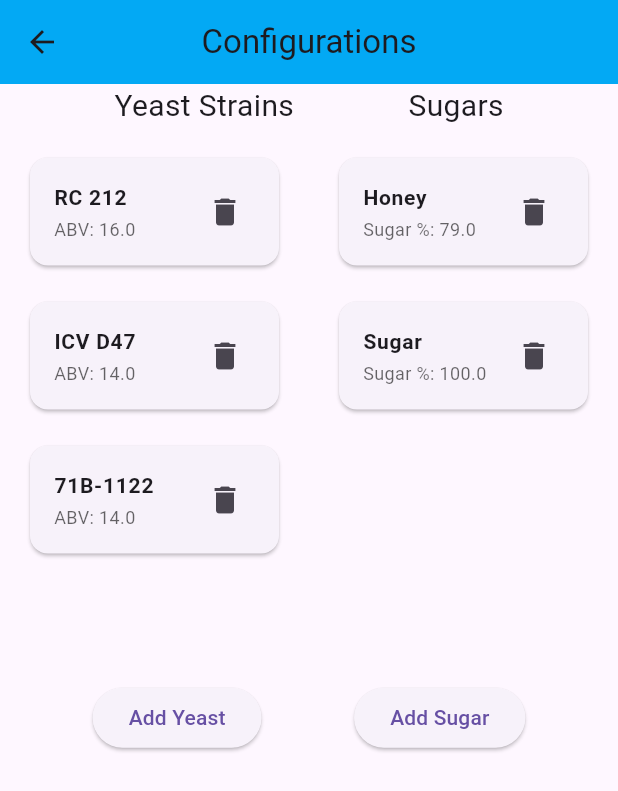
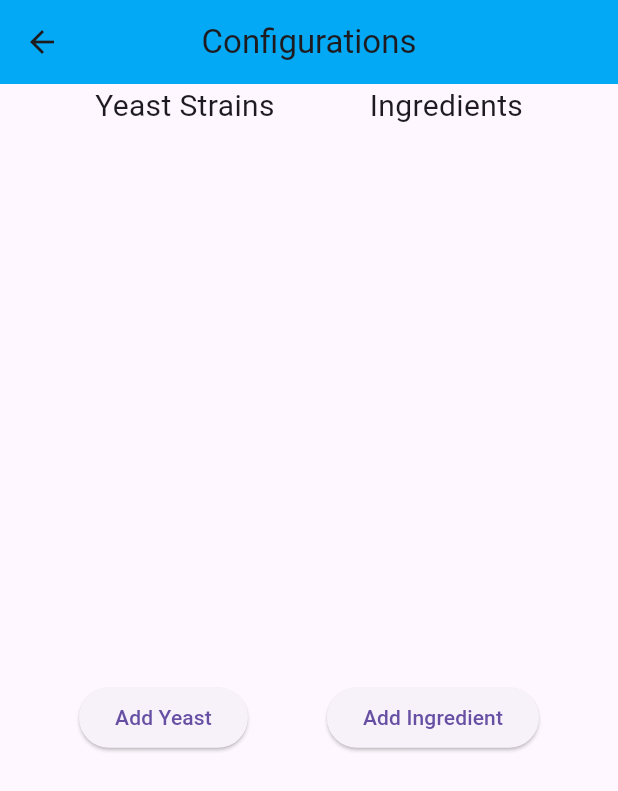
Before and after one commit to Seanm64/FermentationStation, a Flutter app: the Configuration screen opened by its route, on a phone screen of 412 x 824 dp. Shown: the top 791 px of the screen. Run offline on Flutter 3.47's test engine with Material 3 defaults, Android fonts, the phone set to English and light mode, and no system bars; our stand-ins replace hive; accounts and stored records are empty; generated files the repository leaves out were written again.

Commit message:
Renamed Sugar Gravities to Ingredients (Duh...)

```diff
--- a/lib/cards/ingredients_card.dart
+++ b/lib/cards/ingredients_card.dart
@@ -2,7 +2,7 @@ import 'package:flutter/material.dart';
 
 enum CardType {
   eYeastCard,
-  eSugarGravityCard
+  eIngredientCard
 }
 
 class IngredientsCard extends StatelessWidget {
--- /dev/null
+++ b/lib/config_lists/ingredient_consumer_list.dart
@@ -0,0 +1,30 @@
+import 'package:flutter/material.dart';
+import 'package:fermentation_station/models/ingredient_provider.dart';
+import 'package:fermentation_station/cards/ingredients_card.dart';
+import 'package:provider/provider.dart';
+
+class IngredientsConsumerList extends StatelessWidget {
+  const IngredientsConsumerList({super.key, required this.deleteFunction});
+
+  final Function(String key) deleteFunction;
+
+  @override
+  Widget build(BuildContext context) {
+    return Consumer<IngredientProvider>(
+        builder: (context, ingredient, child) {
+          return ListView.builder(
+              itemCount: ingredient.user_ingredients.length,
+              itemBuilder: (BuildContext context, index) {
+                return IngredientsCard(
+                  ingredient_name: ingredient.user_ingredients[index].ingredient_name,
+                  description: '',
+                  data_value: ingredient.user_ingredients[index].sugars_content_percent,
+                  card_type: CardType.eIngredientCard,
+                  deleteFunction: deleteFunction,
+                );
+              }
+          );
+        }
+    );
+  }
+}
--- a/lib/config_lists/sugar_gravity_consumer_list.dart
+++ /dev/null
@@ -1,30 +0,0 @@
-import 'package:flutter/material.dart';
-import 'package:fermentation_station/models/add_sugar.dart';
-import 'package:fermentation_station/cards/ingredients_card.dart';
-import 'package:provider/provider.dart';
-
-class SugarConsumerList extends StatelessWidget {
-  const SugarConsumerList({super.key, required this.deleteFunction});
-
-  final Function(String key) deleteFunction;
-
-  @override
-  Widget build(BuildContext context) {
-    return Consumer<SugarGravityProvider>(
-        builder: (context, sugar, child) {
-          return ListView.builder(
-              itemCount: sugar.user_sugar_gravities.length,
-              itemBuilder: (BuildContext context, index) {
-                return IngredientsCard(
-                  ingredient_name: sugar.user_sugar_gravities[index].sugar_name,
-                  description: '',
-                  data_value: sugar.user_sugar_gravities[index].sugars_content_percent,
-                  card_type: CardType.eSugarGravityCard,
-                  deleteFunction: deleteFunction,
-                );
-              }
-          );
-        }
-    );
-  }
-}
--- a/lib/config_lists/yeast_consumer_list.dart
+++ b/lib/config_lists/yeast_consumer_list.dart
@@ -1,6 +1,6 @@
 import 'package:flutter/material.dart';
 import 'package:provider/provider.dart';
-import 'package:fermentation_station/models/add_yeast.dart';
+import 'package:fermentation_station/models/yeast_provider.dart';
 import 'package:fermentation_station/cards/ingredients_card.dart';
 
 class YeastConsumerList extends StatelessWidget {
--- a/lib/definitions/hive_boxes.dart
+++ b/lib/definitions/hive_boxes.dart
@@ -2,5 +2,5 @@
   // Hive Box discovery!!!
 
 final String kUserCreatedYeastBox = "user_yeast_box"; // DO NOT MODIFY
-final String kUserCreatedSugarGravitiesBox = "user_sugar_gravity_box"; // DO NOT MODIFY
+final String kUserCreatedIngredientsBox = "user_ingredients_box"; // DO NOT MODIFY
 // final String kUserBrewBox = "user_brew_box"; // DO NOT MODIFY
--- a/lib/dialog_boxes/add_sugar_dialog_box.dart
+++ b/lib/dialog_boxes/add_ingredient_box.dart
@@ -2,31 +2,31 @@ import 'package:fermentation_station/definitions/hive_boxes.dart';
 import 'package:flutter/material.dart';
 import 'package:provider/provider.dart';
 import 'package:hive/hive.dart';
-import 'package:fermentation_station/models/add_sugar.dart';
-import 'package:fermentation_station/models/sugar_model.dart';
+import 'package:fermentation_station/models/ingredient_provider.dart';
+import 'package:fermentation_station/models/ingredient_model.dart';
 
-class AddSugarDialogBox extends StatefulWidget {
-  AddSugarDialogBox({super.key});
+class AddIngredientDialogBox extends StatefulWidget {
+  AddIngredientDialogBox({super.key});
 
   @override
-  State<AddSugarDialogBox> createState() => _AddSugarDialogBoxState();
+  State<AddIngredientDialogBox> createState() => _AddIngredientDialogBoxState();
 }
 
-class _AddSugarDialogBoxState extends State<AddSugarDialogBox> {
-  Box? _sugarBox;
+class _AddIngredientDialogBoxState extends State<AddIngredientDialogBox> {
+  Box? _ingredientsBox;
 
-  final _sugar_form_controller = GlobalKey<FormState>();
+  final _ingredients_form_controller = GlobalKey<FormState>();
 
-  SugarGravity create_a_sugar = SugarGravity(sugar_name: '',
+  Ingredient create_an_ingredient = Ingredient(ingredient_name: '',
     sugars_content_percent: 0.0);
 
   @override
   void initState() {
     super.initState();
 
-    Hive.openBox(kUserCreatedSugarGravitiesBox).then((_box) {
+    Hive.openBox(kUserCreatedIngredientsBox).then((_box) {
       setState(() {
-        _sugarBox = _box;
+        _ingredientsBox = _box;
       });
     });
   }
@@ -35,16 +35,16 @@ class _AddSugarDialogBoxState extends State<AddSugarDialogBox> {
   Widget build(BuildContext context) {
     return AlertDialog(
       backgroundColor: Colors.blueGrey,
-      title: Text('Create Your Own Yeast'),
+      title: Text('Create Your Own Ingredient'),
       content: SingleChildScrollView(
           child: Form(
-            key: _sugar_form_controller,
+            key: _ingredients_form_controller,
             child: Column(
               children: [
                 TextFormField(
                   maxLength: 30,
                   onSaved: (value) {
-                    create_a_sugar.sugar_name = value!;
+                    create_an_ingredient.ingredient_name = value!;
                   },
                   validator: (value) {
                     if(value == null ||
@@ -53,7 +53,7 @@ class _AddSugarDialogBoxState extends State<AddSugarDialogBox> {
                     return null;
                   },
                   decoration: const InputDecoration(
-                    label: Text('Enter Sugar Name'),
+                    label: Text('Enter Ingredient Name'),
                   ),
                 ),
                 TextFormField(
@@ -76,7 +76,7 @@ class _AddSugarDialogBoxState extends State<AddSugarDialogBox> {
                     return null;
                   },
                   onSaved: (value) {
-                    create_a_sugar.sugars_content_percent = double.parse(value!);
+                    create_an_ingredient.sugars_content_percent = double.parse(value!);
                   },
                   decoration: const InputDecoration(
                       label: Text('Enter Sugar Content %')
@@ -85,19 +85,19 @@ class _AddSugarDialogBoxState extends State<AddSugarDialogBox> {
                 const SizedBox(height: 20),
                 FilledButton(
                   onPressed: () {
-                    if (_sugar_form_controller.currentState!.validate())
+                    if (_ingredients_form_controller.currentState!.validate())
                     {
-                      _sugar_form_controller.currentState!.save();
-                      context.read<SugarGravityProvider>().addSugarGravity(create_a_sugar);
+                      _ingredients_form_controller.currentState!.save();
+                      context.read<IngredientProvider>().addIngredient(create_an_ingredient);
 
-                      _sugarBox!.put(create_a_sugar.sugar_name,
-                          create_a_sugar);
+                      _ingredientsBox!.put(create_an_ingredient.ingredient_name,
+                          create_an_ingredient);
 
-                      _sugar_form_controller.currentState!.reset();
+                      _ingredients_form_controller.currentState!.reset();
                       Navigator.pop(context);
                     }
                   },
-                  child: const Text('Create Yeast'),
+                  child: const Text('Create Ingredient'),
 
                 ),
               ],
--- a/lib/dialog_boxes/add_yeast_dialog_box.dart
+++ b/lib/dialog_boxes/add_yeast_dialog_box.dart
@@ -2,7 +2,7 @@ import 'package:flutter/material.dart';
 import 'package:hive/hive.dart';
 import 'package:fermentation_station/definitions/hive_boxes.dart';
 import 'package:provider/provider.dart';
-import 'package:fermentation_station/models/add_yeast.dart';
+import 'package:fermentation_station/models/yeast_provider.dart';
 import 'package:fermentation_station/models/yeast_model.dart';
 
 class AddYeastDialogBox extends StatefulWidget {
--- a/lib/main.dart
+++ b/lib/main.dart
@@ -1,8 +1,8 @@
 import 'package:flutter/material.dart';
 import 'package:fermentation_station/models/yeast_model.dart';
-import 'package:fermentation_station/models/sugar_model.dart';
-import 'package:fermentation_station/models/add_sugar.dart';
-import 'package:fermentation_station/models/add_yeast.dart';
+import 'package:fermentation_station/models/ingredient_model.dart';
+import 'package:fermentation_station/models/ingredient_provider.dart';
+import 'package:fermentation_station/models/yeast_provider.dart';
 import 'package:provider/provider.dart';
 import 'package:hive/hive.dart';
 import 'package:path_provider/path_provider.dart';
@@ -17,13 +17,13 @@ void main() async {
   // Register the generated adapter
   Hive.init(documentsDir.path);
   Hive.registerAdapter<Yeast>(YeastAdapter());
-  Hive.registerAdapter<SugarGravity>(SugarGravityAdapter());
+  Hive.registerAdapter<Ingredient>(IngredientAdapter());
 
   runApp(
       MultiProvider(
           providers: [
             ChangeNotifierProvider(create: (context) => YeastProvider()),
-            ChangeNotifierProvider(create: (context) => SugarGravityProvider()),
+            ChangeNotifierProvider(create: (context) => IngredientProvider()),
           ],
           child: MaterialApp(
             debugShowCheckedModeBanner: false,
--- a/lib/models/add_sugar.dart
+++ /dev/null
@@ -1,22 +0,0 @@
-import 'package:fermentation_station/models/sugar_model.dart';
-import 'package:flutter/material.dart';
-import 'package:flutter/cupertino.dart';
-
-class SugarGravityProvider extends ChangeNotifier {
-  List<SugarGravity> _user_defined_sugar_gravities = <SugarGravity>[
-    SugarGravity(sugar_name: 'Honey', sugars_content_percent: 79.0),
-    SugarGravity(sugar_name: 'Sugar', sugars_content_percent: 100.0)
-  ];
-
-  List<SugarGravity> get user_sugar_gravities  => _user_defined_sugar_gravities;
-
-  void addSugarGravity(SugarGravity sugar_gravity) {
-    user_sugar_gravities.add(sugar_gravity);
-    notifyListeners(); // Notifies all listeners
-  }
-
-  void removeSugarGravity(SugarGravity sugar_gravity) {
-    user_sugar_gravities.remove(sugar_gravity);
-    notifyListeners();
-  }
-}
--- /dev/null
+++ b/lib/models/ingredient_model.dart
@@ -0,0 +1,25 @@
+import 'package:hive/hive.dart';
+
+part 'ingredient_model.g.dart';
+
+@HiveType(typeId: 2)
+class Ingredient {
+  Ingredient({ required this.ingredient_name, required this.sugars_content_percent });
+
+  @HiveField(0)
+  String ingredient_name;
+
+  @HiveField(1)
+  double sugars_content_percent;
+}
+
+final List<Ingredient> manual_ingredients_list = <Ingredient> [
+  Ingredient(ingredient_name: 'Water', sugars_content_percent: 0.0),
+  Ingredient(ingredient_name: 'Sugar', sugars_content_percent: 100.0),
+  Ingredient(ingredient_name: 'Honey', sugars_content_percent: 79.6),
+  Ingredient(ingredient_name: 'BlueBerries', sugars_content_percent: 9.8),
+  Ingredient(ingredient_name: 'Apples', sugars_content_percent: 12.4),
+  Ingredient(ingredient_name: 'Apricots', sugars_content_percent: 9.1),
+  Ingredient(ingredient_name: 'Apricots (Dried)', sugars_content_percent: 39.8),
+  Ingredient(ingredient_name: 'Bananas', sugars_content_percent: 15.5),
+];
--- /dev/null
+++ b/lib/models/ingredient_provider.dart
@@ -0,0 +1,20 @@
+import 'package:fermentation_station/models/ingredient_model.dart';
+import 'package:flutter/material.dart';
+import 'package:flutter/cupertino.dart';
+
+class IngredientProvider extends ChangeNotifier {
+  List<Ingredient> _user_defined_ingredients = <Ingredient>[
+  ];
+
+  List<Ingredient> get user_ingredients  => _user_defined_ingredients;
+
+  void addIngredient(Ingredient ingredient) {
+    user_ingredients.add(ingredient);
+    notifyListeners(); // Notifies all listeners
+  }
+
+  void removeIngredient(Ingredient ingredient) {
+    user_ingredients.remove(ingredient);
+    notifyListeners();
+  }
+}
--- a/lib/models/sugar_model.dart
+++ /dev/null
@@ -1,25 +0,0 @@
-import 'package:hive/hive.dart';
-
-part 'sugar_model.g.dart';
-
-@HiveType(typeId: 2)
-class SugarGravity {
-  SugarGravity({ required this.sugar_name, required this.sugars_content_percent });
-
-  @HiveField(0)
-  String sugar_name;
-
-  @HiveField(1)
-  double sugars_content_percent;
-}
-
-final List<SugarGravity> manual_sugar_gravities_list = <SugarGravity> [
-  SugarGravity(sugar_name: 'Water', sugars_content_percent: 0.0),
-  SugarGravity(sugar_name: 'Sugar', sugars_content_percent: 100.0),
-  SugarGravity(sugar_name: 'Honey', sugars_content_percent: 79.6),
-  SugarGravity(sugar_name: 'BlueBerries', sugars_content_percent: 9.8),
-  SugarGravity(sugar_name: 'Apples', sugars_content_percent: 12.4),
-  SugarGravity(sugar_name: 'Apricots', sugars_content_percent: 9.1),
-  SugarGravity(sugar_name: 'Apricots (Dried)', sugars_content_percent: 39.8),
-  SugarGravity(sugar_name: 'Bananas', sugars_content_percent: 15.5),
-];
--- a/lib/models/add_yeast.dart
+++ b/lib/models/yeast_provider.dart
@@ -4,9 +4,6 @@ import 'package:fermentation_station/models/yeast_model.dart';
 
 class YeastProvider extends ChangeNotifier {
   List<Yeast> _user_defined_yeast = <Yeast>[
-    Yeast(yeast_name: 'RC 212', max_abv: 16.0),
-    Yeast(yeast_name: 'ICV D47', max_abv: 14.0),
-    Yeast(yeast_name: '71B-1122', max_abv: 14.0),
   ];
 
   List<Yeast> get user_yeast  => _user_defined_yeast;
--- a/lib/pages/add_brew.dart
+++ b/lib/pages/add_brew.dart
@@ -1,6 +1,6 @@
 import 'package:flutter/material.dart';
 import 'package:fermentation_station/models/yeast_model.dart';
-import 'package:fermentation_station/models/sugar_model.dart';
+import 'package:fermentation_station/models/ingredient_model.dart';
 
 class AddBrew extends StatefulWidget {
   const AddBrew({super.key});
--- a/lib/pages/configurations.dart
+++ b/lib/pages/configurations.dart
@@ -1,12 +1,12 @@
 import 'package:flutter/material.dart';
 import 'package:hive/hive.dart';
 import 'package:provider/provider.dart';
-import 'package:fermentation_station/models/add_sugar.dart';
-import 'package:fermentation_station/models/add_yeast.dart';
-import 'package:fermentation_station/dialog_boxes/add_sugar_dialog_box.dart';
+import 'package:fermentation_station/models/ingredient_provider.dart';
+import 'package:fermentation_station/models/yeast_provider.dart';
+import 'package:fermentation_station/dialog_boxes/add_ingredient_box.dart';
 import 'package:fermentation_station/dialog_boxes/add_yeast_dialog_box.dart';
 import 'package:fermentation_station/config_lists/yeast_consumer_list.dart';
-import 'package:fermentation_station/config_lists/sugar_gravity_consumer_list.dart';
+import 'package:fermentation_station/config_lists/ingredient_consumer_list.dart';
 
 import 'package:fermentation_station/definitions/hive_boxes.dart';
 
@@ -20,7 +20,7 @@ class Configuration extends StatefulWidget {
 class _ConfigurationState extends State<Configuration> {
 
   Box? _yeastBox;
-  Box? _sugarBox;
+  Box? _ingredientsBox;
 
   void DeleteYeastFunction(String key) async {
     var yeast_obj = _yeastBox!.get(key);
@@ -28,10 +28,10 @@ class _ConfigurationState extends State<Configuration> {
     context.read<YeastProvider>().removeYeast(yeast_obj);
   }
 
-  void DeleteSugarFunction(String key) async {
-    var sugar_grav_obj = _sugarBox!.get(key);
-    await _sugarBox!.delete(key);
-    context.read<SugarGravityProvider>().removeSugarGravity(sugar_grav_obj);
+  void DeleteIngredientFunction(String key) async {
+    var ingredient_obj = _ingredientsBox!.get(key);
+    await _ingredientsBox!.delete(key);
+    context.read<IngredientProvider>().removeIngredient(ingredient_obj);
   }
 
   void _showCreateYeastDialog() {
@@ -43,11 +43,11 @@ class _ConfigurationState extends State<Configuration> {
     );
   }
 
-  void _showCreateSugarDialog() {
+  void _showCreateIngredientDialog() {
     showDialog(
         context: context,
         builder: (context) {
-          return AddSugarDialogBox();
+          return AddIngredientDialogBox();
         }
     );
   }
@@ -56,9 +56,9 @@ class _ConfigurationState extends State<Configuration> {
   void initState() {
     super.initState();
 
-    Hive.openBox(kUserCreatedSugarGravitiesBox).then((_box) {
+    Hive.openBox(kUserCreatedIngredientsBox).then((_box) {
       setState(() {
-        _sugarBox = _box;
+        _ingredientsBox = _box;
       });
     });
     Hive.openBox(kUserCreatedYeastBox).then((_box) {
@@ -89,7 +89,7 @@ class _ConfigurationState extends State<Configuration> {
                 ),
               ),
               Text(
-                'Sugars',
+                'Ingredients',
                 style: TextStyle(
                   fontSize: 20,
                 ),
@@ -103,7 +103,7 @@ class _ConfigurationState extends State<Configuration> {
                   child: YeastConsumerList(deleteFunction: DeleteYeastFunction,)
                 ),
                 Flexible(
-                  child: SugarConsumerList(deleteFunction: DeleteSugarFunction,)
+                  child: IngredientsConsumerList(deleteFunction: DeleteIngredientFunction,)
                 ),
               ],
             ),
@@ -117,8 +117,8 @@ class _ConfigurationState extends State<Configuration> {
                     child: const Text("Add Yeast"),
                 ),
                 ElevatedButton(
-                  onPressed: _showCreateSugarDialog,
-                  child: const Text("Add Sugar"),
+                  onPressed: _showCreateIngredientDialog,
+                  child: const Text("Add Ingredient"),
                 )
               ],
             ),
--- a/lib/pages/home_page.dart
+++ b/lib/pages/home_page.dart
@@ -2,10 +2,10 @@ import 'package:flutter/material.dart';
 import 'package:hive/hive.dart';
 import 'package:provider/provider.dart';
 import 'package:fermentation_station/definitions/hive_boxes.dart';
-import 'package:fermentation_station/models/add_sugar.dart';
-import 'package:fermentation_station/models/add_yeast.dart';
+import 'package:fermentation_station/models/ingredient_provider.dart';
+import 'package:fermentation_station/models/yeast_provider.dart';
 import 'package:fermentation_station/models/yeast_model.dart';
-import 'package:fermentation_station/models/sugar_model.dart';
+import 'package:fermentation_station/models/ingredient_model.dart';
 
 class Home extends StatefulWidget {
   Home({super.key});
@@ -28,12 +28,12 @@ class _HomeState extends State<Home> {
         context.read<YeastProvider>().addYeast(yeast);
       }
 
-      // Put all of the user defined Sugar's into the provider
-      Hive.openBox(kUserCreatedSugarGravitiesBox).then((_sugar_box) {
-        for(var key in _sugar_box.keys)
+      // Put all of the user defined ingredients into the provider
+      Hive.openBox(kUserCreatedIngredientsBox).then((_ingredients_box) {
+        for(var key in _ingredients_box.keys)
         {
-          SugarGravity sugar = _sugar_box.get(key);
-          context.read<SugarGravityProvider>().addSugarGravity(sugar);
+          Ingredient ingredient = _ingredients_box.get(key);
+          context.read<IngredientProvider>().addIngredient(ingredient);
         }
       });
     });
```
